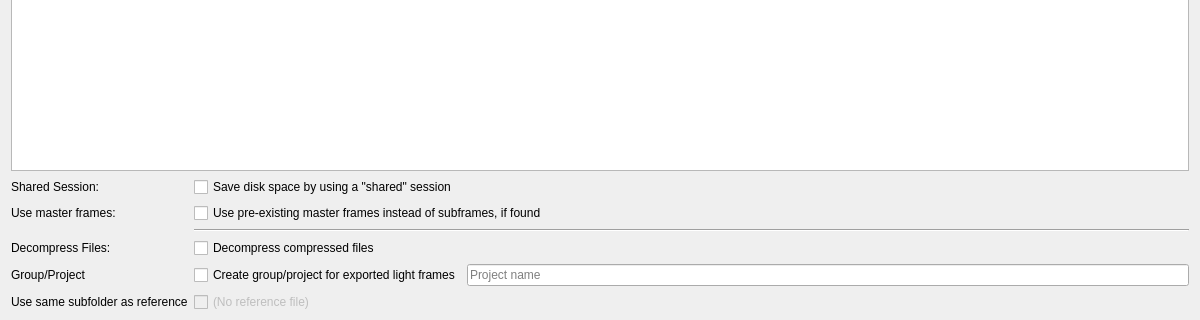
The window that photonfinder/ui/ExportDialog.ui (bcolyn/PhotonFinder) describes before a commit, drawn with Qt 5; both pictures show x 0 to 1200 and y 184 to 504 of the 1200 by 700 pixel window.
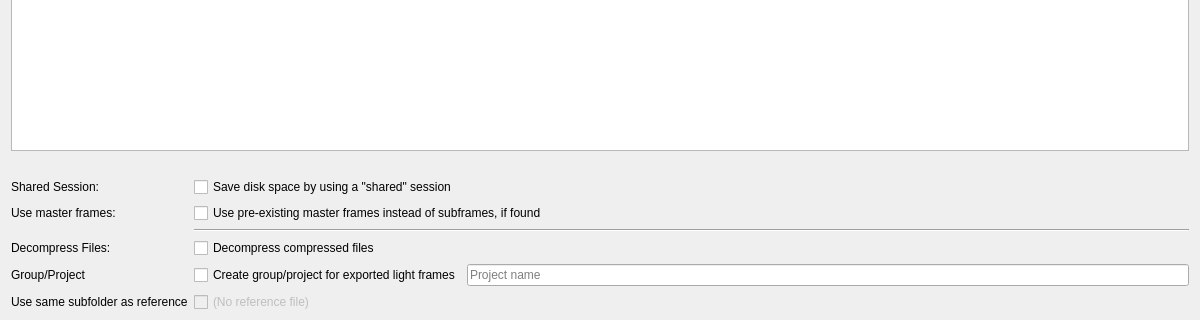
The same window after the commit.

Commit message:
Export: calibration frames chosen with the lights select the candidate that holds them
Instead of the first selected dark/flat/bias going to every session matched by night only. Masters and dark-flats count too, and selected frames that fit no session are now reported in the dialog.

```diff
--- a/photonfinder/ui/ExportDialog.ui
+++ b/photonfinder/ui/ExportDialog.ui
@@ -27,6 +27,19 @@
      </property>
     </widget>
    </item>
+   <item>
+    <widget class="QLabel" name="unmatchedCalibrationLabel">
+     <property name="visible">
+      <bool>false</bool>
+     </property>
+     <property name="wordWrap">
+      <bool>true</bool>
+     </property>
+     <property name="textInteractionFlags">
+      <set>Qt::TextInteractionFlag::TextSelectableByMouse</set>
+     </property>
+    </widget>
+   </item>
    <item>
     <layout class="QFormLayout" name="formLayout">
      <item row="1" column="0">
```
The commit also changes 7 other files.
